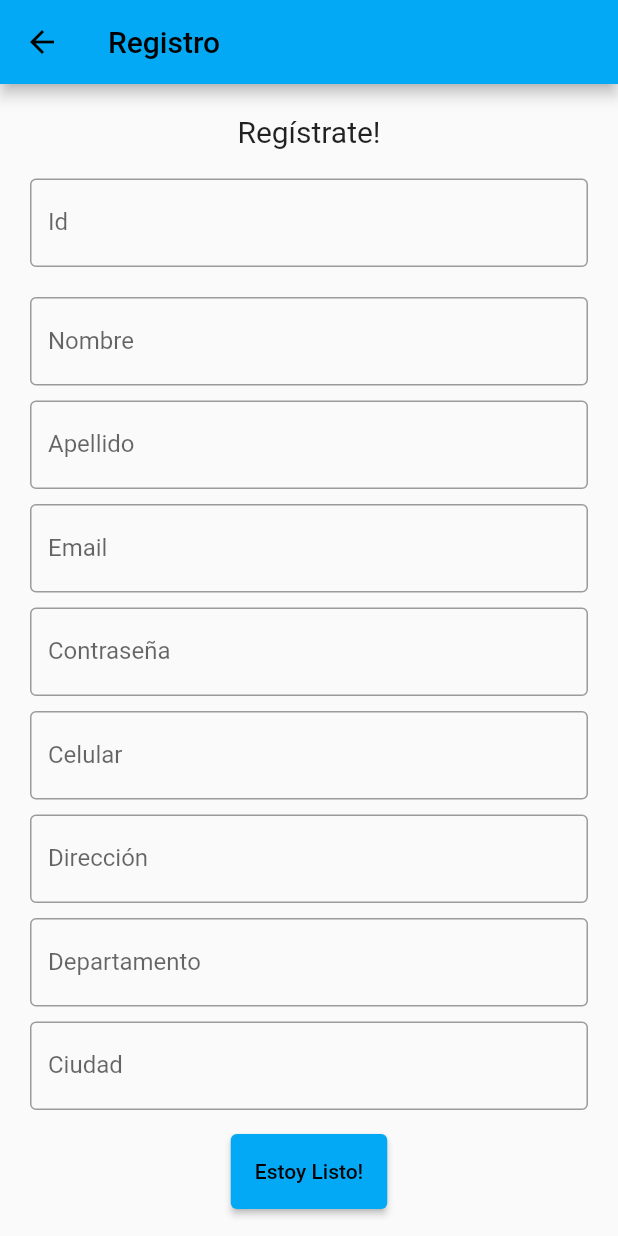
After one commit to Juanda16/mobe-front_end, a Flutter app: the screen it shows after launch, after a tap on "Login", after a tap on "Regístrate", on a phone screen of 412 x 824 dp. The commit adds this screen. Run offline on Flutter 3.47's test engine with Material 2 defaults, Android fonts, the phone set to English and light mode, and no system bars; our stand-ins replace get.

Commit message:
feat: field validation added and datasource service

```diff
--- /dev/null
+++ b/lib/data_source/login_data_source/login_data_source.dart
@@ -0,0 +1,6 @@
+// class LoginDS {
+//   Future<Response<dynamic>> getPortfolios({required String body}) => get(
+//         url: '/login/v2',
+//         body: body,
+//       );
+// }
--- a/lib/main.dart
+++ b/lib/main.dart
@@ -1,13 +1,15 @@
 import 'package:flutter/material.dart';
+import 'package:mobe_frontend/data_source/network/network.dart';
 import 'package:mobe_frontend/presentation/home/home.dart';
 import 'package:mobe_frontend/presentation/login/login.dart';
 
-void main() => runApp(const MyApp());
+void main() => runApp(MyApp());
 
 class MyApp extends StatelessWidget {
-  const MyApp({Key? key}) : super(key: key);
+  MyApp({Key? key}) : super(key: key);
 
   static const String _title = 'Mobe';
+  BaseService baseService = BaseService();
 
   @override
   Widget build(BuildContext context) {
@@ -18,7 +20,9 @@ class MyApp extends StatelessWidget {
       ),
       home: Scaffold(
         appBar: AppBar(title: const Text(_title)),
-        body: Login(),
+        body: Login(
+          baseService: baseService,
+        ),
       ),
     );
   }
--- a/lib/presentation/login/login.dart
+++ b/lib/presentation/login/login.dart
@@ -1,14 +1,24 @@
 import 'package:flutter/cupertino.dart';
 import 'package:flutter/material.dart';
 
+import '../../data_source/network/network.dart';
 import '../home/home.dart';
+import '../register/registro.dart';
 
 class Login extends StatelessWidget {
-  Login({Key? key}) : super(key: key);
+  Login({required BaseService baseService, Key? key})
+      : _baseService = baseService,
+        super(key: key);
 
-  TextEditingController nameController = TextEditingController();
+  TextEditingController emailController = TextEditingController();
   TextEditingController passwordController = TextEditingController();
+  final _formKey = GlobalKey<FormState>();
 
+  bool emailValid(email) => RegExp(
+          r"^[a-zA-Z0-9.a-zA-Z0-9.!#$%&'*+-/=?^_`{|}~]+@[a-zA-Z0-9]+\.[a-zA-Z]+")
+      .hasMatch(email);
+
+  BaseService _baseService;
   @override
   Widget build(BuildContext context) {
     return Scaffold(
@@ -26,24 +36,41 @@ class Login extends StatelessWidget {
                       'Ingresar',
                       style: TextStyle(fontSize: 20),
                     )),
-                Container(
-                  padding: const EdgeInsets.all(10),
-                  child: TextField(
-                    controller: nameController,
+                Form(
+                  key: _formKey,
+                  child: Column(
+                    crossAxisAlignment: CrossAxisAlignment.stretch,
+                    children: <Widget>[
+                      Padding(
+                        padding: const EdgeInsets.all(16.0),
+                        child: TextFormField(
+                          controller: emailController,
+                          validator: (value) {
+                            if (!emailValid(value)) {
+                              return 'Ingrese un Email válido';
+                            }
+                          },
                           decoration: const InputDecoration(
                             border: OutlineInputBorder(),
                             labelText: 'Email',
+                            hintText: 'Ingrése un Email válido ',
                           ),
                         ),
                       ),
-                Container(
-                  padding: const EdgeInsets.fromLTRB(10, 10, 10, 0),
-                  child: TextField(
+                      Padding(
+                        padding: const EdgeInsets.all(16.0),
+                        child: TextFormField(
+                          controller: passwordController,
+                          validator: (value) {
+                            if (value!.isEmpty) {
+                              return 'Ingrese el password';
+                            }
+                          },
                           obscureText: true,
-                    controller: passwordController,
                           decoration: const InputDecoration(
                             border: OutlineInputBorder(),
                             labelText: 'Password',
+                            hintText: 'Ingrése su password',
                           ),
                         ),
                       ),
@@ -54,19 +81,31 @@ class Login extends StatelessWidget {
                         ),
                       ),
                       Container(
-                    height: 50,
-                    padding: const EdgeInsets.fromLTRB(10, 0, 10, 0),
+                        height: 80,
+                        padding: const EdgeInsets.all(16),
                         child: ElevatedButton(
-                      child: const Text('Login'),
                           onPressed: () {
-                        print(nameController.text);
-                        print(passwordController.text);
+                            if (_formKey.currentState!.validate()) {
+                              Map<String, dynamic> loginJson = {
+                                'username': emailController.text,
+                                'password': passwordController.text,
+                                'grant_type': 'password'
+                              };
+                              print(loginJson);
+                              _baseService.postReq(url: 'url', body: loginJson);
                               Navigator.push(
                                 context,
-                          MaterialPageRoute(builder: (context) => const Home()),
+                                MaterialPageRoute(
+                                    builder: (context) => const Home()),
                               );
+                            }
                           },
-                    )),
+                          child: const Text('Login'),
+                        ),
+                      ),
+                    ],
+                  ),
+                ),
                 Row(
                   children: <Widget>[
                     const Text('No tienes una cuenta?'),
@@ -76,7 +115,13 @@ class Login extends StatelessWidget {
                         style: TextStyle(fontSize: 20),
                       ),
                       onPressed: () {
-                        //signup screen
+                        Navigator.push(
+                          context,
+                          MaterialPageRoute(
+                              builder: (context) => Register(
+                                    baseService: _baseService,
+                                  )),
+                        );
                       },
                     )
                   ],
@@ -86,3 +131,7 @@ class Login extends StatelessWidget {
             )));
   }
 }
+
+// bool emailValid = RegExp(
+//         r"^[a-zA-Z0-9.a-zA-Z0-9.!#$%&'*+-/=?^_`{|}~]+@[a-zA-Z0-9]+\.[a-zA-Z]+")
+//     .hasMatch(email);
--- /dev/null
+++ b/lib/presentation/register/registro.dart
@@ -0,0 +1,272 @@
+import 'package:flutter/cupertino.dart';
+import 'package:flutter/material.dart';
+
+import '../../data_source/network/network.dart';
+import '../login/login.dart';
+
+class Register extends StatelessWidget {
+  Register({required BaseService baseService, Key? key})
+      : _baseService = baseService,
+        super(key: key);
+  final _formKey = GlobalKey<FormState>();
+
+  BaseService _baseService;
+  TextEditingController textEditingController = TextEditingController();
+
+  bool emailValid(email) => RegExp(
+          r"^[a-zA-Z0-9.a-zA-Z0-9.!#$%&'*+-/=?^_`{|}~]+@[a-zA-Z0-9]+\.[a-zA-Z]+")
+      .hasMatch(email);
+  bool phoneValid(phone) =>
+      RegExp(r'^(\+\d{1,2}\s)?\(?\d{3}\)?[\s.-]?\d{3}[\s.-]?\d{4}$')
+          .hasMatch(phone);
+
+  @override
+  Widget build(BuildContext context) {
+    String? id;
+    String? name;
+    String? lastName;
+    String? email;
+    String? password;
+    String? phone;
+    String? address;
+    String? department;
+    String? city;
+
+    return Scaffold(
+        appBar: AppBar(
+          title: const Text('Registro'),
+        ),
+        body: Padding(
+            padding: const EdgeInsets.all(10),
+            child: ListView(
+              children: <Widget>[
+                Container(
+                    alignment: Alignment.center,
+                    padding: const EdgeInsets.all(10),
+                    child: const Text(
+                      'Regístrate!',
+                      style: TextStyle(fontSize: 20),
+                    )),
+                Form(
+                  key: _formKey,
+                  child: Column(
+                    children: [
+                      Padding(
+                        padding: const EdgeInsets.all(10),
+                        child: TextFormField(
+                          validator: (value) {
+                            if (value!.isEmpty) {
+                              return 'Ingrese el ID';
+                            }
+                          },
+                          onSaved: (String? value) {
+                            id = value;
+                          },
+                          keyboardType: TextInputType.number,
+                          decoration: const InputDecoration(
+                            border: OutlineInputBorder(),
+                            labelText: 'Id',
+                          ),
+                        ),
+                      ),
+                      Padding(
+                        padding: const EdgeInsets.fromLTRB(10, 10, 10, 0),
+                        child: TextFormField(
+                          onSaved: (String? value) {
+                            name = value;
+                          },
+                          validator: (value) {
+                            if (value!.isEmpty) {
+                              return 'Ingrese el celular';
+                            }
+                          },
+                          keyboardType: TextInputType.name,
+                          decoration: const InputDecoration(
+                            border: OutlineInputBorder(),
+                            labelText: 'Nombre',
+                          ),
+                        ),
+                      ),
+                      Container(
+                        padding: const EdgeInsets.fromLTRB(10, 10, 10, 0),
+                        child: TextFormField(
+                          onSaved: (String? value) {
+                            lastName = value;
+                          },
+                          validator: (value) {
+                            if (value!.isEmpty) {
+                              return 'Ingrese el apellido';
+                            }
+                          },
+                          keyboardType: TextInputType.name,
+                          decoration: const InputDecoration(
+                            border: OutlineInputBorder(),
+                            labelText: 'Apellido',
+                          ),
+                        ),
+                      ),
+                      Container(
+                        padding: const EdgeInsets.fromLTRB(10, 10, 10, 0),
+                        child: TextFormField(
+                          onSaved: (String? value) {
+                            email = value;
+                          },
+                          validator: (value) {
+                            if (!emailValid(value)) {
+                              return 'Ingrese un Email válido';
+                            }
+                          },
+                          keyboardType: TextInputType.emailAddress,
+                          decoration: const InputDecoration(
+                            border: OutlineInputBorder(),
+                            labelText: 'Email',
+                          ),
+                        ),
+                      ),
+                      Container(
+                        padding: const EdgeInsets.fromLTRB(10, 10, 10, 0),
+                        child: TextFormField(
+                          onSaved: (String? value) {
+                            password = value;
+                          },
+                          validator: (value) {
+                            if (value!.isEmpty) {
+                              return 'Ingrese el password';
+                            }
+                          },
+                          keyboardType: TextInputType.visiblePassword,
+                          obscureText: true,
+                          decoration: const InputDecoration(
+                            border: OutlineInputBorder(),
+                            labelText: 'Contraseña',
+                          ),
+                        ),
+                      ),
+                      Container(
+                        padding: const EdgeInsets.fromLTRB(10, 10, 10, 0),
+                        child: TextFormField(
+                          onSaved: (String? value) {
+                            phone = value;
+                          },
+                          validator: (value) {
+                            if (value!.isEmpty) {
+                              return 'Ingrese el celular';
+                            }
+                          },
+                          keyboardType: TextInputType.phone,
+                          decoration: const InputDecoration(
+                            border: OutlineInputBorder(),
+                            labelText: 'Celular',
+                          ),
+                        ),
+                      ),
+                      Container(
+                        padding: const EdgeInsets.fromLTRB(10, 10, 10, 0),
+                        child: TextFormField(
+                          onSaved: (String? value) {
+                            address = value;
+                          },
+                          validator: (value) {
+                            if (value!.isEmpty) {
+                              return 'Ingrese la dirección';
+                            }
+                          },
+                          keyboardType: TextInputType.number,
+                          decoration: const InputDecoration(
+                            border: OutlineInputBorder(),
+                            labelText: 'Dirección',
+                          ),
+                        ),
+                      ),
+                      Container(
+                        padding: const EdgeInsets.fromLTRB(10, 10, 10, 0),
+                        child: TextFormField(
+                          onSaved: (String? value) {
+                            department = value;
+                          },
+                          validator: (value) {
+                            if (value!.isEmpty) {
+                              return 'Ingrese el departamento';
+                            }
+                          },
+                          keyboardType: TextInputType.text,
+                          decoration: const InputDecoration(
+                            border: OutlineInputBorder(),
+                            labelText: 'Departamento',
+                          ),
+                        ),
+                      ),
+                      Container(
+                        padding: const EdgeInsets.fromLTRB(10, 10, 10, 0),
+                        child: TextFormField(
+                          onSaved: (String? value) {
+                            city = value;
+                          },
+                          validator: (value) {
+                            if (value!.isEmpty) {
+                              return 'Ingrese la ciudad';
+                            }
+                          },
+                          keyboardType: TextInputType.text,
+                          controller: textEditingController,
+                          decoration: const InputDecoration(
+                            border: OutlineInputBorder(),
+                            labelText: 'Ciudad',
+                          ),
+                        ),
+                      ),
+                      const SizedBox(
+                        height: 16,
+                      ),
+                      Container(
+                          height: 50,
+                          padding: const EdgeInsets.fromLTRB(10, 0, 10, 0),
+                          child: ElevatedButton(
+                            child: const Text('Estoy Listo!'),
+                            onPressed: () {
+                              if (_formKey.currentState!.validate()) {
+                                _formKey.currentState?.save();
+                                Map<String, dynamic> registerJson = {
+                                  'id': id,
+                                  'name': name,
+                                  'lastName': lastName,
+                                  'email': email,
+                                  'password': password,
+                                  'phone': phone,
+                                  'address': address,
+                                  'department': department,
+                                  'city': city,
+                                };
+                                print(registerJson);
+                                Navigator.pop(context);
+                              }
+                            },
+                          )),
+                    ],
+                  ),
+                ),
+                Row(
+                  children: <Widget>[
+                    const Text('Ya tienes una cuenta?'),
+                    TextButton(
+                      child: const Text(
+                        'Login',
+                        style: TextStyle(fontSize: 20),
+                      ),
+                      onPressed: () {
+                        Navigator.push(
+                          context,
+                          MaterialPageRoute(
+                              builder: (context) => Login(
+                                    baseService: _baseService,
+                                  )),
+                        );
+                      },
+                    )
+                  ],
+                  mainAxisAlignment: MainAxisAlignment.center,
+                ),
+              ],
+            )));
+  }
+}
--- a/pubspec.yaml
+++ b/pubspec.yaml
@@ -34,6 +34,8 @@ dependencies:
   # The following adds the Cupertino Icons font to your application.
   # Use with the CupertinoIcons class for iOS style icons.
   cupertino_icons: ^1.0.2
+  firebase_core: ^1.13.1
+  get: ^4.2.0
 
 dev_dependencies:
   flutter_test:
```
Also changed, not shown: lib/data_source/network/network.dart (added, +85 -0 lines), pubspec.lock, 8 other files. Lines whose indentation alone changed are shown as unchanged.
